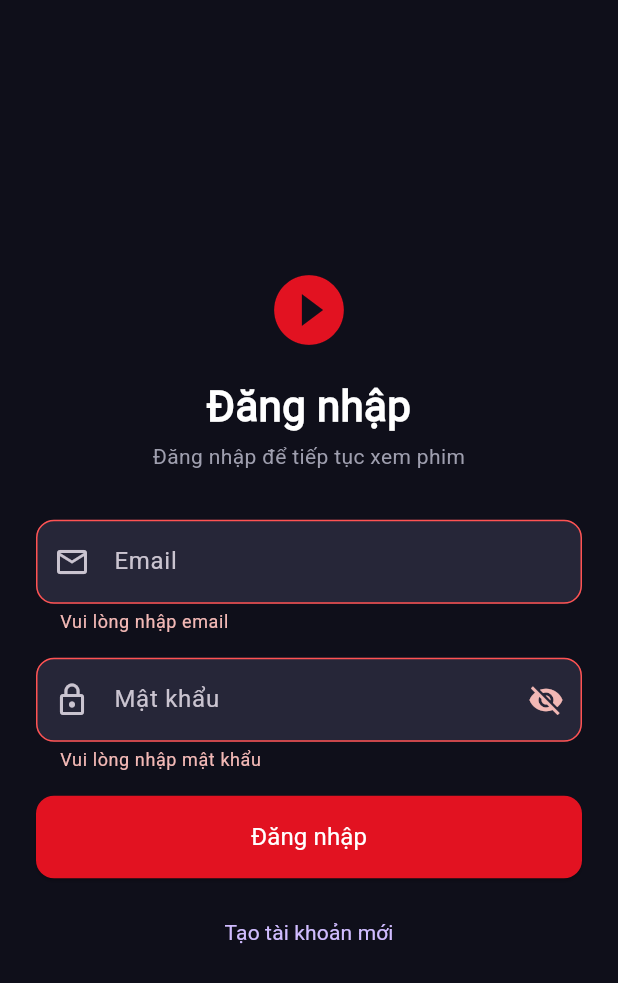
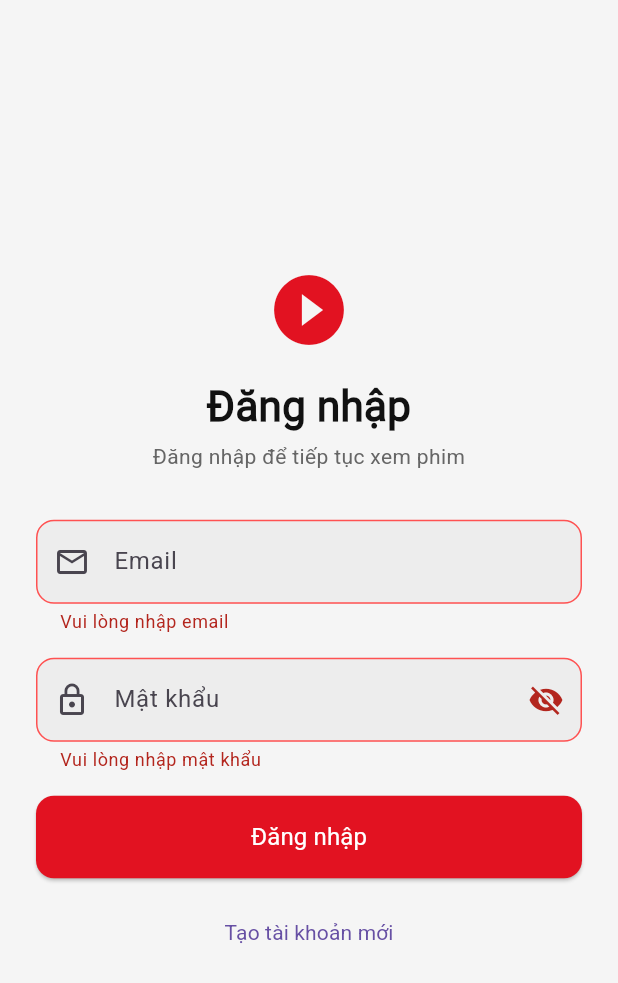
Before and after one commit to Hoai9029/cinema-movie, a Flutter app: the screen it shows after launch, after a tap on "Đăng nhập", on a phone screen of 412 x 824 dp. Shown: the top 983 px of the screen. Run offline on Flutter 3.47's test engine with Material 3 defaults, Android fonts, the light colour scheme and no system bars; our stand-ins replace carousel_slider, cloud_firestore, dio, equatable, firebase_auth, firebase_core and 7 more; accounts and stored records are empty; generated files the repository leaves out were written again.

Commit message:
save state Theme in Hive

```diff
--- a/lib/bloc/theme/theme_bloc.dart
+++ b/lib/bloc/theme/theme_bloc.dart
@@ -1,10 +1,31 @@
 import 'package:flutter_bloc/flutter_bloc.dart';
+import 'package:hive/hive.dart';
 
 import 'theme_event.dart';
 import 'theme_state.dart';
 
+// ============================================================
+// LƯU TRỮ: Hive box "settings" (toàn thiết bị, không theo từng
+// tài khoản như WatchlistBloc/HistoryBloc) — nút bật/tắt "Chế độ
+// tối" trong hồ sơ vốn không gắn với uid nào, nên chỉ cần 1 giá
+// trị dùng chung cho cả máy.
+// ============================================================
 class ThemeBloc extends Bloc<ThemeEvent, ThemeState> {
-  ThemeBloc() : super(const ThemeState(isDark: true)) {
-    on<ThemeToggled>((event, emit) => emit(ThemeState(isDark: event.isDark)));
+  ThemeBloc({Box? settingsBox})
+    : _settingsBox = settingsBox,
+      super(
+        ThemeState(
+          isDark: settingsBox?.get(_isDarkModeKey, defaultValue: false) ??
+              false,
+        ),
+      ) {
+    on<ThemeToggled>((event, emit) {
+      emit(ThemeState(isDark: event.isDark));
+      _settingsBox?.put(_isDarkModeKey, event.isDark);
+    });
   }
+
+  final Box? _settingsBox;
+
+  static const _isDarkModeKey = 'isDarkMode';
 }
--- a/lib/main.dart
+++ b/lib/main.dart
@@ -19,6 +19,7 @@ Future<void> main() async {
   WidgetsFlutterBinding.ensureInitialized();
 
   await Hive.initFlutter();
+  final settingsBox = await Hive.openBox('settings');
 
   try {
     await Firebase.initializeApp(
@@ -34,7 +35,7 @@ Future<void> main() async {
         BlocProvider(create: (_) => AuthBloc()),
         BlocProvider(create: (_) => WatchlistBloc()),
         BlocProvider(create: (_) => HistoryBloc()),
-        BlocProvider(create: (_) => ThemeBloc()),
+        BlocProvider(create: (_) => ThemeBloc(settingsBox: settingsBox)),
         BlocProvider(create: (_) => ProfileBloc()),
       ],
       child: const MyApp(),
```
Also changed, not shown: 1 other file.
